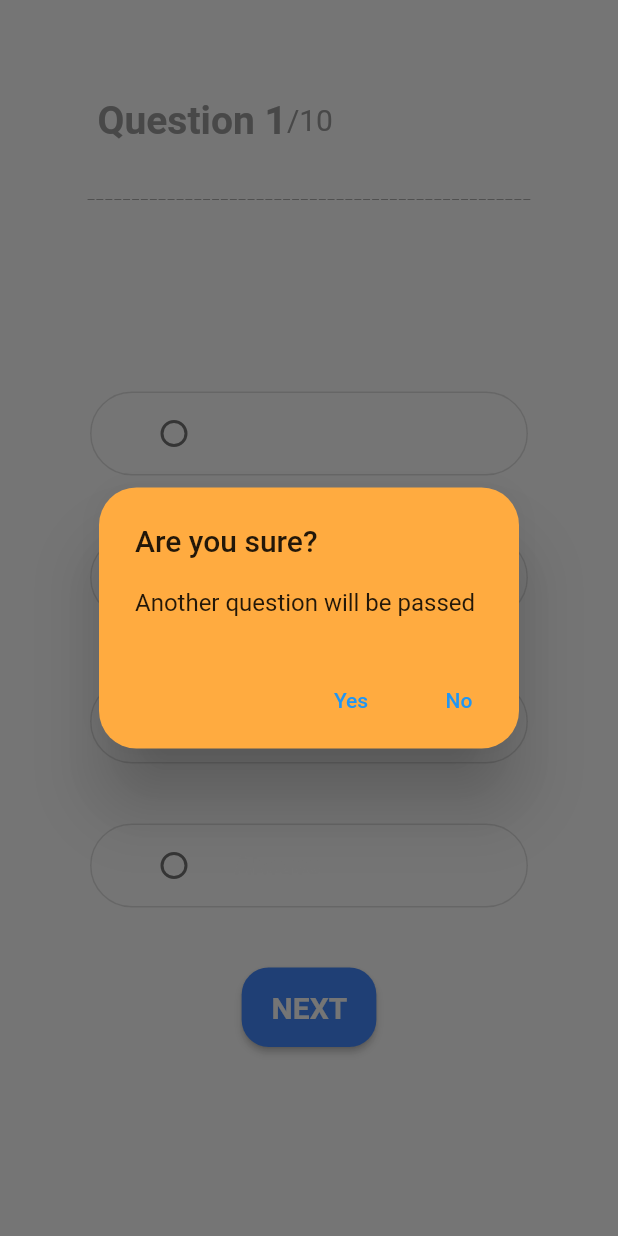
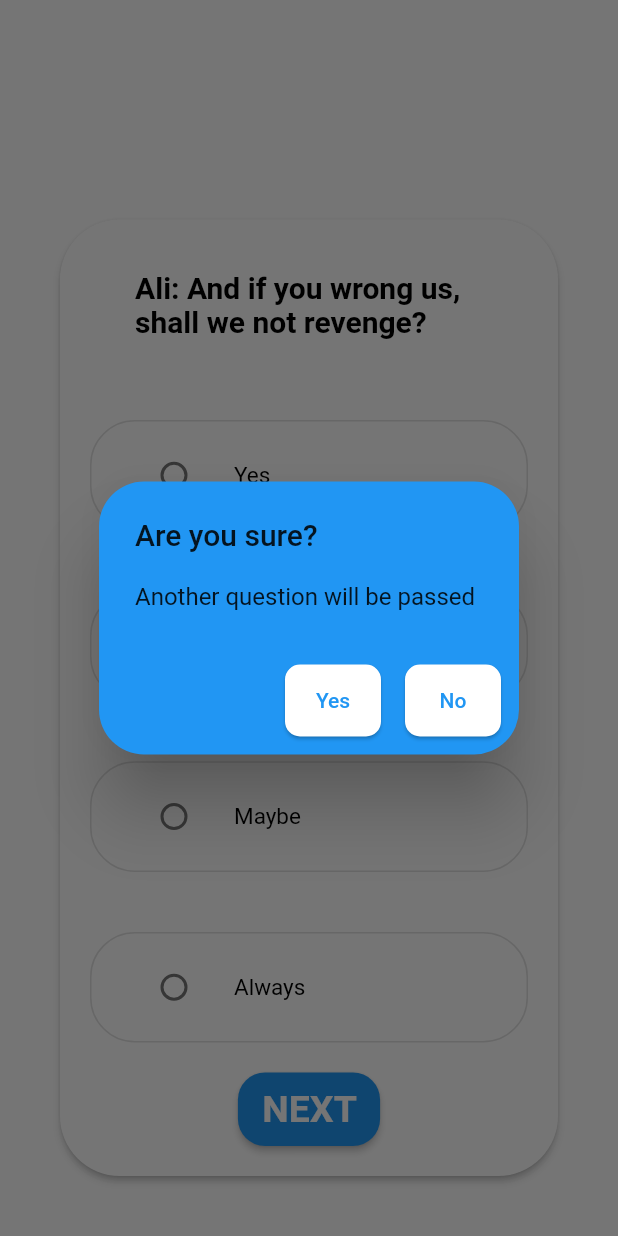
Before and after one commit to maruf04/quiz_app, a Flutter app: the screen it shows after launch, after a tap on "NEXT", on a phone screen of 412 x 824 dp. Run offline on Flutter 3.47's test engine with Material 2 defaults, Android fonts, the phone set to English and light mode, and no system bars.

Commit message:
updated v1

```diff
--- a/quiz_app/lib/main.dart
+++ b/quiz_app/lib/main.dart
@@ -140,105 +140,42 @@ class _MyStatefulWidgetState extends State<MyStatefulWidget> {
   Widget build(BuildContext context) {
     return questionOver ? endPage() : Padding(
       padding: const EdgeInsets.all(40.0),
-      child: Center(
       child: Column(
           children: <Widget>[
-            questionSection(),
-           //AnsWer  A
-            answerA(),
-            //Answer B
-            answerB(),
-            //Answer C
-            answerC(),
-            //Answer D
-            answerD(),
-            //button Next
-            sonMu(),
+            flexibleT(questionSection()),
+            Flexible(
+              fit: FlexFit.tight,
+              flex: 6,
+              child:Material(
+                child: Column(
+                  children: [
+                    flexibleT(Padding(
+                      padding: const EdgeInsets.fromLTRB(50.0,0,50.0,0),
+                      child: questionText(),
+                    ),),
+                    flexibleT(answerA()),
+                    flexibleT(answerB()),
+                    flexibleT(answerC()),
+                    flexibleT(answerD()),
+                    nextButton(),
                   ],
                 ),
-      ),
-    );
-  }
-
-  //son soruya gelip gelmediğini  kontrol eder
-  Widget sonMu(){
-    if(sayac==nqSize-1){
-      return endButton();
-    }
-    else{
-      return nextButton();
-    }
-  }
-
-  //en sonda gelecek olan button
-  Widget endButton() {
-  return Padding(
-    padding: const EdgeInsets.all(20.0),
-    child: RaisedButton(
-      onPressed: (){
-        showDialog(
-          context: context,
-          barrierDismissible: false, // user must tap button!
-          builder: (BuildContext context) {
-            return AlertDialog(
-              title: Text('finish?'),
-              content: SingleChildScrollView(
-                child: ListBody(
-                  children: <Widget>[
-                    Text("do you want to finish"),
-                  ],
+                color: Colors.white,
+                borderRadius: BorderRadius.circular(40.0),
+                elevation: 2.0,
+                clipBehavior: Clip.antiAliasWithSaveLayer,
               ),
             ),
-              actions: <Widget>[
-                TextButton(
-                  child: Text('Yes'),
-                  onPressed: () {
-                    setState(() {
-                      answerTrueOrFalseSection();
-                    });
-                    Navigator.of(context).pop();
-                    if(sayac==nqSize-1){
-                      questionOver=true;
-                    }
-                  },
-                ),
-                TextButton(
-                  child: Text('No'),
-                  onPressed: () {
-                    Navigator.of(context).pop();
-                  },
-                ),
           ],
-              elevation: 20.0,
-              backgroundColor: Colors.orangeAccent,
-              shape: new RoundedRectangleBorder(
-                borderRadius: new BorderRadius.circular(25.0),
-              ),
-            );
-          },
-        );
-      },
-      child: Text(' END',style: TextStyle(
-        fontWeight: FontWeight.bold,
-        fontSize: 20.0,// double
-        color: Colors.white,
-      ),),
-      color: Colors.blueAccent,
-      textColor: Colors.white,
-      shape: RoundedRectangleBorder(
-        borderRadius: new BorderRadius.circular(18.0),
-      ),
-      padding: EdgeInsets.fromLTRB(15, 15, 15, 15),
       ),
     );
   }
 
   Widget nextButton() {
-    return Padding(
-      padding: const EdgeInsets.all(20.0),
+    return  Padding(
+      padding: const EdgeInsets.fromLTRB(0, 0, 0, 20.0),
       child: RaisedButton(
             onPressed: (){
-
               showDialog(
                 context: context,
                 barrierDismissible: false, // user must tap button!
@@ -249,31 +186,17 @@ class _MyStatefulWidgetState extends State<MyStatefulWidget> {
                       child: ListBody(
                         children: <Widget>[
                           Text("Another question will be passed"),
-                      //Text('Would you like to approve of this message?'),
                         ],
                       ),
                     ),
                     actions: <Widget>[
-                  TextButton(
-                    child: Text('Yes'),
-                    onPressed: () {
-                      setState(() {
-                        answerTrueOrFalseSection();
-                      });
-                      Navigator.of(context).pop();
-                    },
-                  ),
-                  TextButton(
-                    child: Text('No'),
-                    onPressed: () {
-                      Navigator.of(context).pop();
-                    },
-                  ),
+                      cardYes(),
+                      cardNo(),
                     ],
                     elevation: 20.0,
-                backgroundColor: Colors.orangeAccent,
+                    backgroundColor: Colors.blue,
                     shape: new RoundedRectangleBorder(
-                  borderRadius: new BorderRadius.circular(25.0),
+                      borderRadius: new BorderRadius.circular(30.0),
                     ),
                   );
                 },
@@ -281,15 +204,15 @@ class _MyStatefulWidgetState extends State<MyStatefulWidget> {
             },
             child: Text(' NEXT ',style: TextStyle(
               fontWeight: FontWeight.bold,
-          fontSize: 20.0,// double
+              fontSize: 25.0,// double
               color: Colors.white,
             ),),
-        color: Colors.blueAccent,
+            color: Colors.blue,
             textColor: Colors.white,
             shape: RoundedRectangleBorder(
               borderRadius: new BorderRadius.circular(18.0),
             ),
-        padding: EdgeInsets.fromLTRB(15, 15, 15, 15),
+            padding: EdgeInsets.fromLTRB(10, 10, 10, 10),
       ),
     );
   }
@@ -297,11 +220,17 @@ class _MyStatefulWidgetState extends State<MyStatefulWidget> {
   //uygulamanın sonlandırılıp puan vb. bilgilerin verildiği kısım
   Widget endPage() {
     return Center(
+      child: Material(
         child: Text("Point = "+point.toString(),style: TextStyle(
           fontWeight: FontWeight.bold,
           fontSize: 20.0,// double
+          color: Colors.black,
+        ),),
         color: Colors.white,
-    ),),
+        borderRadius: BorderRadius.circular(5.0),
+        elevation: 2.0,
+        clipBehavior: Clip.antiAliasWithSaveLayer,
+      ),
     );
   }
 
@@ -313,50 +242,50 @@ class _MyStatefulWidgetState extends State<MyStatefulWidget> {
           padding: const EdgeInsets.all(25.0),
           child: Row(
             children: [
-
               Text(
                 "Question "+sayac.toString(),
                 style: TextStyle(
                   fontWeight: FontWeight.bold,
                   fontSize: 26.0,// double
-                color: Colors.grey,
+                  color: Colors.white,
                 ),
               ),
-
               Text(
                 "/"+(nqSize-1).toString(),
                 style: TextStyle(
                   //fontWeight: FontWeigh,
                   fontSize: 20.0,// double
-                color: Colors.grey,
+                  color: Colors.white,
                 ),
               ),
             ],
           ),
         ),
-      Text(
+        /*Text(
         "--------------------------------------------------",
         style: TextStyle(
           fontWeight: FontWeight.w200,
           fontSize: 20.0,// double
-          color:  Colors.grey,
+          color: Colors.white,
         ),
-      ),
-      Padding(
-        padding: const EdgeInsets.all(20.0),
-        child:Text(
+      ),*/
+      ],
+    );
+  }
+  Widget questionText() {
+    return Center(
+      child: Text(
           newQuestions[sayac].quest,
           style: TextStyle(
             fontWeight: FontWeight.bold,
-            fontSize: 25.0,// double
-            color: Colors.white,
+            fontSize: 20.0,// double
+            color: Colors.black,
           ),
       ),
-
-      ),
-    ],
     );
   }
+
+
 
   //answer
   Widget answerA() {
@@ -370,9 +299,9 @@ class _MyStatefulWidgetState extends State<MyStatefulWidget> {
         disabledBorderColor: Colors.orangeAccent,
         child: ListTile(
           title: Text(newQuestions[sayac].A,style: TextStyle(
-            fontWeight: FontWeight.bold,
-            fontSize: 18.0,// double
-            color: Colors.white,
+            fontWeight: FontWeight.normal,
+            fontSize: 15.0,// double
+            color: Colors.black,
           ),),
           leading: Radio(
             value: SingingCharacter.A,
@@ -400,9 +329,9 @@ class _MyStatefulWidgetState extends State<MyStatefulWidget> {
         disabledBorderColor: Colors.orangeAccent,
         child: ListTile(
           title: Text(newQuestions[sayac].B,style: TextStyle(
-            fontWeight: FontWeight.bold,
-            fontSize: 18.0,// double
-            color: Colors.white,
+            fontWeight: FontWeight.normal,
+            fontSize: 15.0,// double
+            color: Colors.black,
           ),),
           leading: Radio(
             value: SingingCharacter.B,
@@ -430,9 +359,9 @@ class _MyStatefulWidgetState extends State<MyStatefulWidget> {
         disabledBorderColor: Colors.orangeAccent,
         child: ListTile(
           title: Text(newQuestions[sayac].C,style: TextStyle(
-            fontWeight: FontWeight.bold,
-            fontSize: 18.0,// double
-            color: Colors.white,
+            fontWeight: FontWeight.normal,
+            fontSize: 15.0,// double
+            color: Colors.black,
           ),),
           leading: Radio(
             value: SingingCharacter.C,
@@ -460,9 +389,9 @@ class _MyStatefulWidgetState extends State<MyStatefulWidget> {
         disabledBorderColor: Colors.orangeAccent,
         child: ListTile(
           title: Text(newQuestions[sayac].D,style: TextStyle(
-            fontWeight: FontWeight.bold,
-            fontSize: 18.0,// double
-            color: Colors.white,
+            fontWeight: FontWeight.normal,
+            fontSize: 15.0,// double
+            color: Colors.black,
           ),),
           leading: Radio(
             value: SingingCharacter.D,
@@ -479,6 +408,54 @@ class _MyStatefulWidgetState extends State<MyStatefulWidget> {
       ),
     );
   }
+
+  Widget cardYes() {
+    return sayac==nqSize-1 ?
+    Card(
+      child: TextButton(
+        child: Text('Yes'),
+        onPressed: () {
+          setState(() {
+            answerTrueOrFalseSection();
+          });
+          Navigator.of(context).pop();
+          if(sayac==nqSize-1){
+            questionOver=true;
+          }
+        },
+      ),
+    )
+        :
+    Card(
+      child: TextButton(
+        child: Text('Yes'),
+        onPressed: () {
+          setState(() {
+            answerTrueOrFalseSection();
+          });
+          Navigator.of(context).pop();
+        },
+      ),
+      shape: new RoundedRectangleBorder(
+        borderRadius: new BorderRadius.circular(10.0),
+      ),
+    );
+  }
+
+  Widget cardNo() {
+    return Card(
+      child: TextButton(
+        child: Text('No'),
+        onPressed: () {
+          Navigator.of(context).pop();
+        },
+      ),
+      shape: new RoundedRectangleBorder(
+        borderRadius: new BorderRadius.circular(10.0),
+      ),
+    );
+  }
+
 
   //cevapların Dogru ya da yanlış olduğunun kontrol edilmesi
   void answerTrueOrFalseSection() {
@@ -510,3 +487,12 @@ class _MyStatefulWidgetState extends State<MyStatefulWidget> {
     }
   }
 }
+
+//flexible için daha az kod amaçlanmıştır
+Widget flexibleT(Widget widget) {
+  return Flexible(
+    fit: FlexFit.tight,
+    flex: 1,
+    child: widget,
+  );
+}
```
Lines whose indentation alone changed are shown as unchanged.
